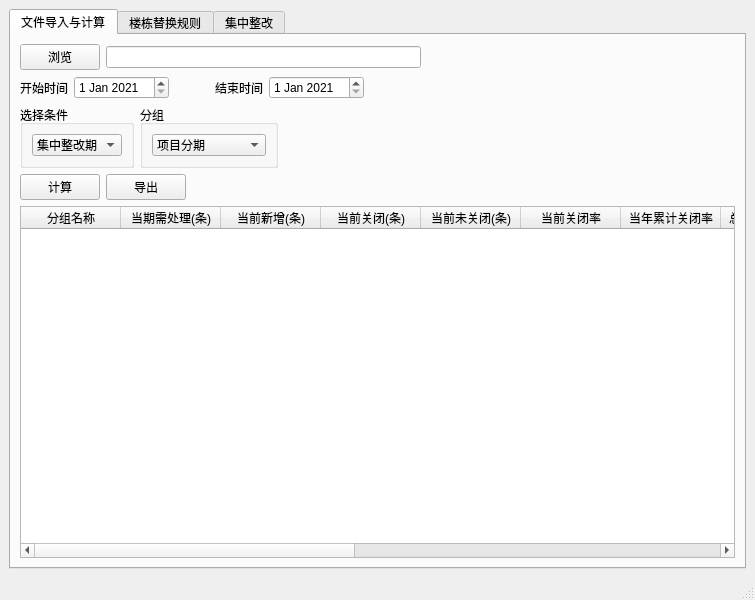
Before: the Qt Designer form second.ui in goblincc/pythonUI, drawn with Qt 5.
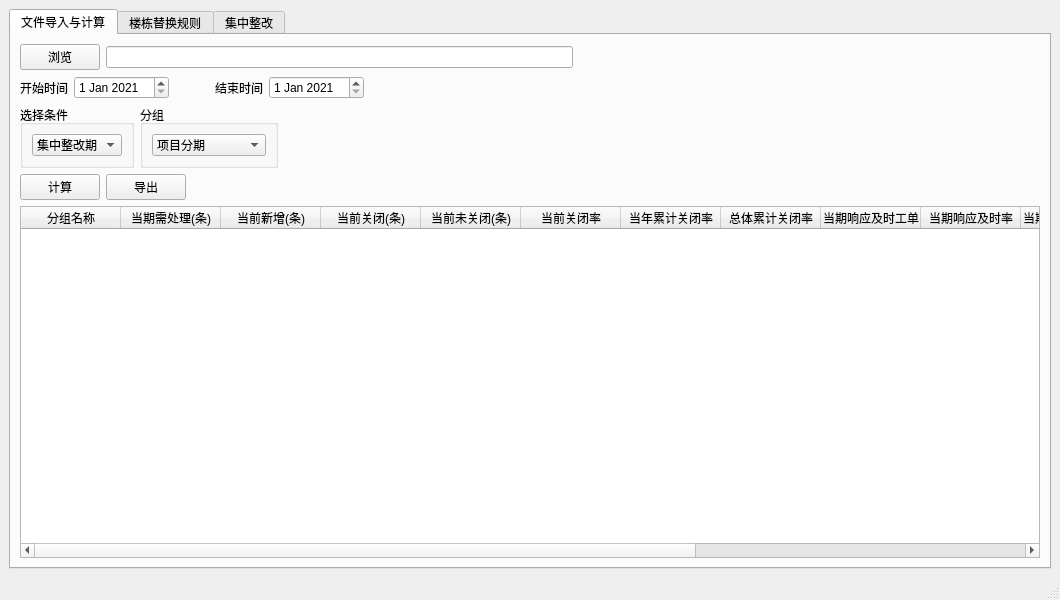
After: the same form once the commit is applied.

What changed in the file:
```diff
--- a/second.ui
+++ b/second.ui
@@ -9,7 +9,7 @@
    <rect>
     <x>0</x>
     <y>0</y>
-    <width>755</width>
+    <width>1060</width>
     <height>600</height>
    </rect>
   </property>
@@ -294,41 +294,41 @@
               <string>总体累计关闭率</string>
              </property>
             </column>
-            <column>
-             <property name="text">
-              <string>当期上门及时率</string>
-             </property>
-            </column>
-            <column>
-             <property name="text">
-              <string>当期施工完成及时率</string>
-             </property>
-            </column>
-            <column>
-             <property name="text">
-              <string>平均关单时长（小时）</string>
-             </property>
-            </column>
-            <column>
-             <property name="text">
-              <string>当期响应及时率</string>
-             </property>
-            </column>
             <column>
              <property name="text">
               <string>当期响应及时工单</string>
              </property>
             </column>
+            <column>
+             <property name="text">
+              <string>当期响应及时率</string>
+             </property>
+            </column>
             <column>
              <property name="text">
               <string>当期上门及时工单</string>
              </property>
             </column>
+            <column>
+             <property name="text">
+              <string>当期上门及时率</string>
+             </property>
+            </column>
             <column>
              <property name="text">
               <string>当期施工及时完成工单</string>
              </property>
             </column>
+            <column>
+             <property name="text">
+              <string>当期施工完成及时率</string>
+             </property>
+            </column>
+            <column>
+             <property name="text">
+              <string>平均关单时长（天）</string>
+             </property>
+            </column>
            </widget>
           </item>
          </layout>
```
Left out of the diff: 2 changed lines with no effect on the pictures.
